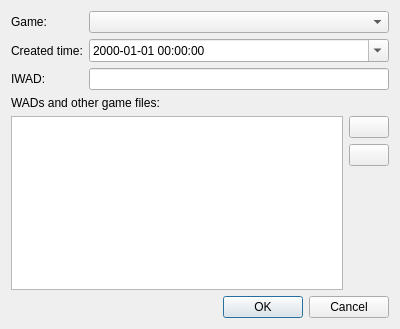
Old version of the form src/core/gui/demometadatadialog.ui in the repository DoomseekerTeam/Doomseeker.
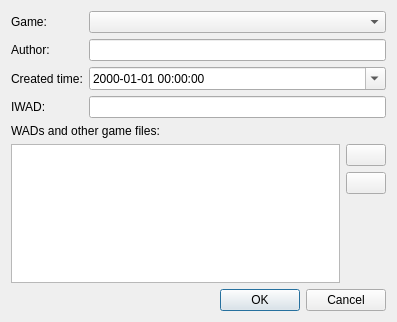
New version of the form. Icons and pictures are not drawn. Custom widgets are drawn as their Qt base class.

Commit message: Organize the managed demos by author and by year (#4110)

What changed in the file:
```diff
--- a/src/core/gui/demometadatadialog.ui
+++ b/src/core/gui/demometadatadialog.ui
@@ -6,8 +6,8 @@
    <rect>
     <x>0</x>
     <y>0</y>
-    <width>400</width>
-    <height>329</height>
+    <width>397</width>
+    <height>322</height>
    </rect>
   </property>
   <property name="windowTitle">
@@ -23,14 +23,14 @@
        </property>
       </widget>
      </item>
-     <item row="1" column="0">
+     <item row="2" column="0">
       <widget class="QLabel" name="label_2">
        <property name="text">
         <string>Created time:</string>
        </property>
       </widget>
      </item>
-     <item row="1" column="1">
+     <item row="2" column="1">
       <widget class="QDateTimeEdit" name="dteCreatedTime">
        <property name="minimumDate">
         <date>
@@ -50,16 +50,26 @@
      <item row="0" column="1">
       <widget class="EnginePluginComboBox" name="cboGame"/>
      </item>
-     <item row="2" column="0">
+     <item row="3" column="0">
       <widget class="QLabel" name="label_4">
        <property name="text">
         <string>IWAD:</string>
        </property>
       </widget>
      </item>
-     <item row="2" column="1">
+     <item row="3" column="1">
       <widget class="QLineEdit" name="leIwad"/>
      </item>
+     <item row="1" column="0">
+      <widget class="QLabel" name="label_5">
+       <property name="text">
+        <string>Author:</string>
+       </property>
+      </widget>
+     </item>
+     <item row="1" column="1">
+      <widget class="QLineEdit" name="leAuthor"/>
+     </item>
     </layout>
    </item>
    <item>
```
The commit also changes 17 other files.
